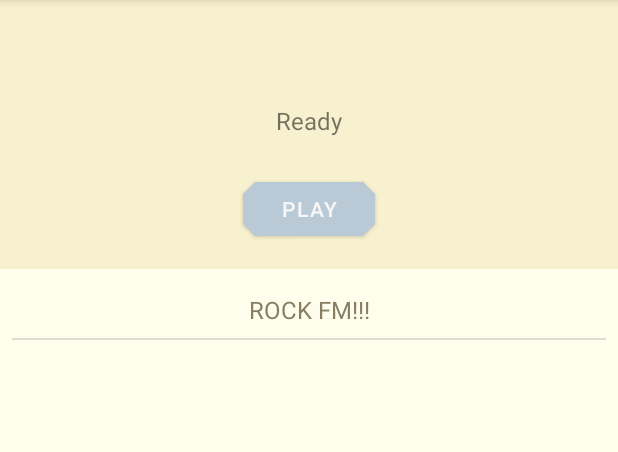
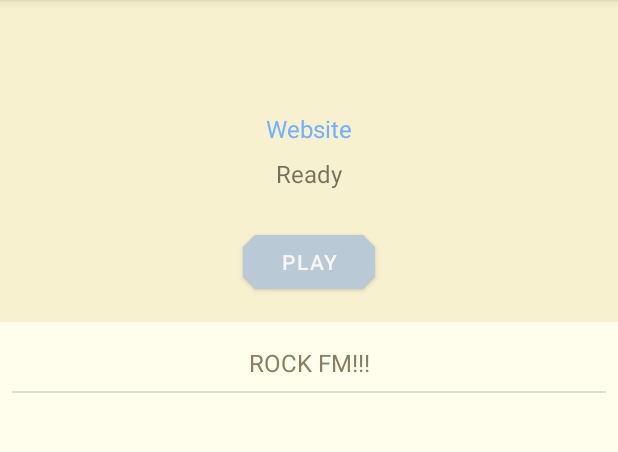
Before and after one commit to johncrawley/WebRadio, an Android app: the screen it shows after launch (MainActivity), on a phone screen of 412 x 824 dp, the part 84-536 px from its top. Run offline under Robolectric (Android 15) with nearby library versions, the phone set to English and light mode, and no system bars.

Commit message:
Adding website link, getting headers from url connection and searching for metadata.

```diff
--- a/app/src/main/java/com/jcrawley/webradio/MainActivity.java
+++ b/app/src/main/java/com/jcrawley/webradio/MainActivity.java
@@ -11,6 +11,7 @@
 import android.content.IntentFilter;
 import android.content.ServiceConnection;
 import android.content.SharedPreferences;
+import android.net.Uri;
 import android.os.Bundle;
 import android.os.Handler;
 import android.os.IBinder;
@@ -50,10 +51,13 @@
     private SharedPreferences sharedPreferences;
     private final String PREF_PREVIOUS_STATION_NAME = "previous_station_name";
     private final String PREF_PREVIOUS_STATION_URL = "previous_station_url";
+    private final String PREF_PREVIOUS_STATION_WEBSITE_LINK = "previous_station_website_link";
     private final String PREF_PREVIOUS_STATION_LIST_INDEX = "previous_station_list_index";
     private TextView stationNameTextView, statusTextView;
     private Button playButton, stopButton;
     private boolean isConnectionErrorShowing = false;
+    private String stationWebsite;
+
 
 
     private final BroadcastReceiver serviceReceiverForPreviousStation = new BroadcastReceiver() {
@@ -241,6 +245,15 @@
     }
 
 
+    private void onClick(){
+        if(stationWebsite == null){
+            return;
+        }
+        Intent browserIntent = new Intent(Intent.ACTION_VIEW, Uri.parse(stationWebsite));
+        startActivity(browserIntent);
+    }
+
+
     private void hideStopButtonShowPlayButton(){
         playButton.setVisibility(View.VISIBLE);
         stopButton.setVisibility(View.GONE);
@@ -263,10 +276,18 @@
     private void select(StationEntity station){
         currentURL = station.getUrl();
         currentStationName = station.getName();
+        stationWebsite = station.getLink();
         stationNameTextView.setText(currentStationName);
         saveCurrentStationPreference();
         sendChangeStationBroadcast();
         changeConnectionErrorStatus();
+        setWebsiteLinkVisibility();
+    }
+
+
+    private void setWebsiteLinkVisibility(){
+
+
     }
 
 
@@ -368,6 +389,7 @@
         sendBroadcast(intent);
     }
 
+
     private boolean isStationListEmpty(){
         return listAdapterHelper.getCount() == 0;
     }
@@ -391,6 +413,7 @@
         SharedPreferences.Editor editor = sharedPreferences.edit();
         editor.putString(PREF_PREVIOUS_STATION_NAME, currentStationName);
         editor.putString(PREF_PREVIOUS_STATION_URL, currentURL);
+        editor.putString(PREF_PREVIOUS_STATION_WEBSITE_LINK, stationWebsite);
         editor.putInt(PREF_PREVIOUS_STATION_LIST_INDEX, listAdapterHelper.getSelectedIndex());
         editor.apply();
     }
@@ -401,17 +424,36 @@
             return;
         }
         sharedPreferences = getSharedPreferences("webRadioEditor", MODE_PRIVATE);
-        String name = sharedPreferences.getString(PREF_PREVIOUS_STATION_NAME, "");
-        String url = sharedPreferences.getString(PREF_PREVIOUS_STATION_URL, "");
-        StationEntity station = new StationEntity(name, url);
-        int selectedIndex = sharedPreferences.getInt(PREF_PREVIOUS_STATION_LIST_INDEX, 0);
-        listAdapterHelper.setSelectedIndex(selectedIndex);
+        StationEntity station = buildStationFromPrefs();
+        listAdapterHelper.setSelectedIndex(getPreviousStationIndex());
         updateStatusViewOnStop();
+        selectStationAfterDelay(station);
+    }
 
+
+    private StationEntity buildStationFromPrefs(){
+        return StationEntity.Builder.newInstance()
+                .url(getPrefStr(PREF_PREVIOUS_STATION_URL))
+                .name(getPrefStr(PREF_PREVIOUS_STATION_NAME))
+                .link(getPrefStr(PREF_PREVIOUS_STATION_WEBSITE_LINK))
+                .build();
+    }
+
+
+    private void selectStationAfterDelay(StationEntity station){
         new Handler(Looper.getMainLooper()).postDelayed(()->{
             sendUpdateStationCountBroadcast();
             select(station);
         } , 500);
     }
 
+
+    private String getPrefStr(String key){
+       return sharedPreferences.getString(key, "");
+    }
+
+    private int getPreviousStationIndex(){
+        return sharedPreferences.getInt(PREF_PREVIOUS_STATION_LIST_INDEX, 0);
+    }
+
 }
--- a/app/src/main/res/layout/current_station_detail.xml
+++ b/app/src/main/res/layout/current_station_detail.xml
@@ -23,6 +23,21 @@
 
 
     <TextView
+        android:id="@+id/websiteLinkTextView"
+        android:layout_width="wrap_content"
+        android:layout_height="wrap_content"
+        android:gravity="center_horizontal"
+        android:paddingBottom="@dimen/current_status_padding_bottom"
+        android:text="@string/website_link"
+        android:textColor="@color/website_link"
+        android:textSize="@dimen/current_status_text_size"
+        app:layout_constraintBottom_toTopOf="@+id/playStatusTextView"
+        app:layout_constraintEnd_toEndOf="parent"
+        app:layout_constraintHorizontal_bias="0.498"
+        app:layout_constraintStart_toStartOf="parent"
+        app:layout_constraintTop_toBottomOf="@+id/stationNameTextView" />
+
+    <TextView
         android:id="@+id/playStatusTextView"
         android:layout_width="wrap_content"
         android:layout_height="wrap_content"
@@ -30,7 +45,7 @@
         android:text="@string/status_nothing_selected"
         android:paddingBottom="@dimen/current_status_padding_bottom"
         android:textSize="@dimen/current_status_text_size"
-        app:layout_constraintTop_toBottomOf="@+id/stationNameTextView"
+        app:layout_constraintTop_toBottomOf="@+id/websiteLinkTextView"
         app:layout_constraintBottom_toTopOf="@+id/station_detail_button_layout"
         app:layout_constraintEnd_toEndOf="parent"
         app:layout_constraintStart_toStartOf="parent" />
--- a/app/src/main/res/values/colors.xml
+++ b/app/src/main/res/values/colors.xml
@@ -7,6 +7,8 @@
     <color name="teal_700">#FF018786</color>
     <color name="black">#FF000000</color>
     <color name="white">#FFFFFFFF</color>
+
+    <color name="website_link">#71B1FF</color>
 
 
     <color name="notification_bar_dark">#411602</color>
--- a/app/src/main/res/values/strings.xml
+++ b/app/src/main/res/values/strings.xml
@@ -21,6 +21,7 @@
     <string name="notification_title">WebRadio</string>
     <string name="status_ready">Ready</string>
     <string name="status_nothing_selected">Select A Track</string>
+    <string name="website_link">Website</string>
     <string name="status_connecting">Connecting</string>
     <string name="status_playing">Playing</string>
     <string name="status_error">Unable To Connect</string>
```
Also changed, not shown: app/src/main/java/com/jcrawley/webradio/service/MediaPlayerService.java (+27 -31 lines), app/src/main/java/com/jcrawley/webradio/service/UrlChecker.java (added, +48 -0 lines).
